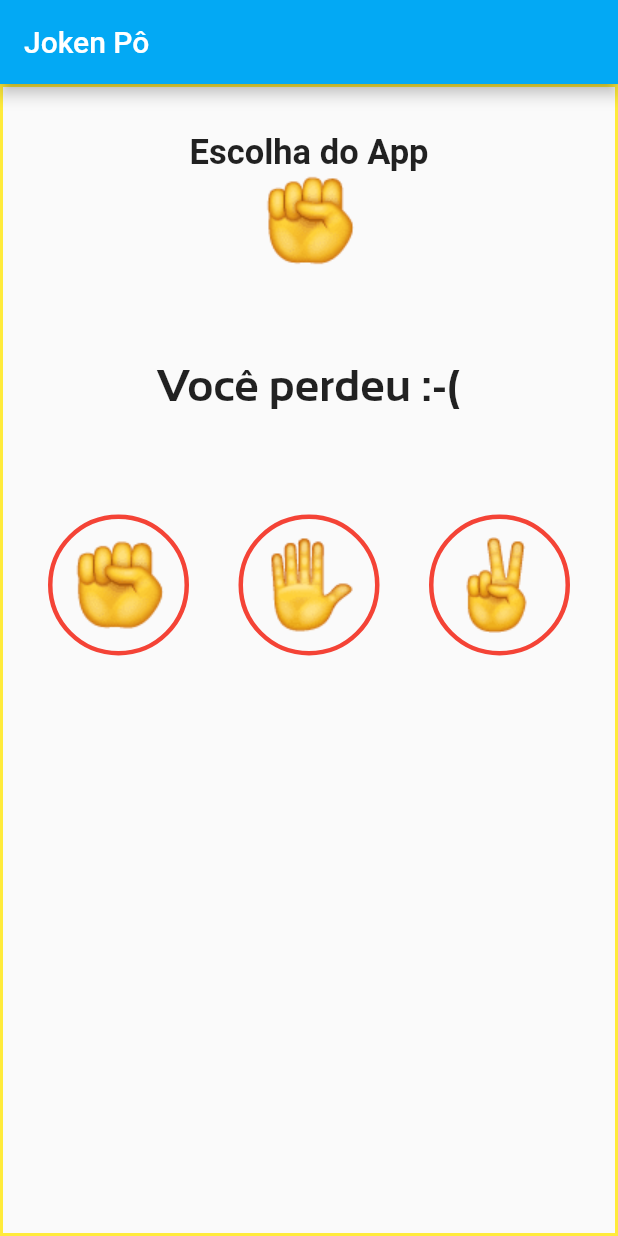
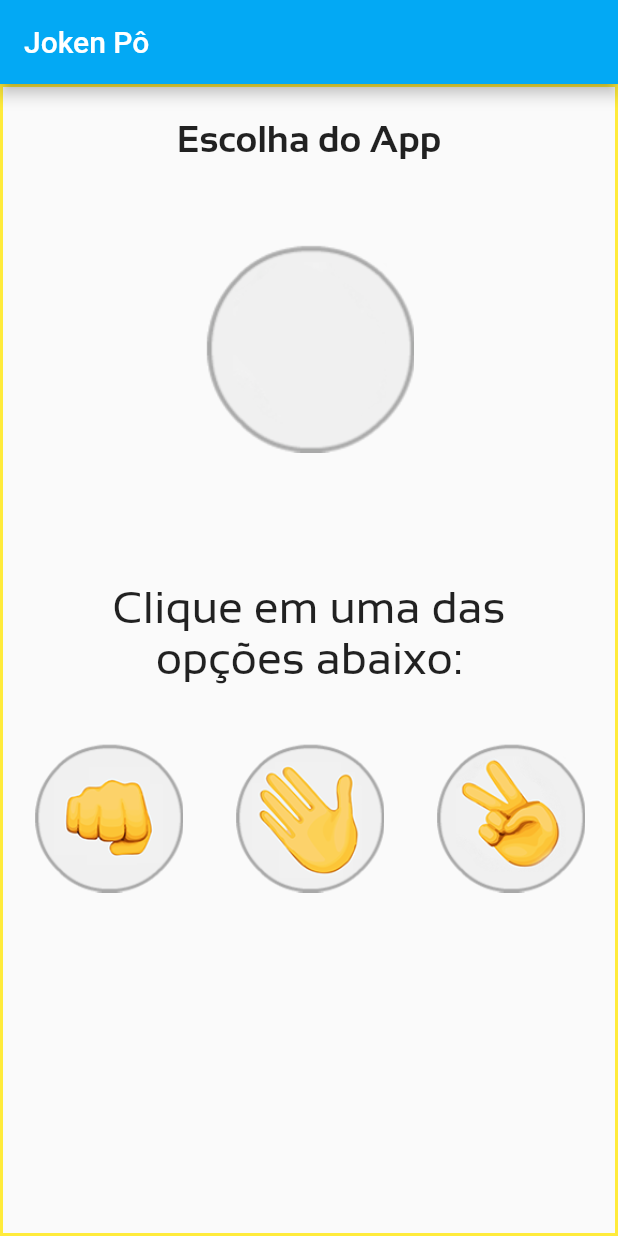
Before and after one commit to tiagoncardoso/jokenpo, a Flutter app: the screen it shows after launch, on a phone screen of 412 x 824 dp. Run offline on Flutter 3.47's test engine with Material 2 defaults, Android fonts, the phone set to English and light mode, and no system bars.

Commit message:
Finalizando lógica

```diff
--- a/lib/Jogo.dart
+++ b/lib/Jogo.dart
@@ -1,13 +1,117 @@
 import 'package:flutter/material.dart';
+import 'dart:math';
 
 class Jogo extends StatefulWidget {
   @override
   _JogoState createState() => _JogoState();
 }
 
+class Bot {
+  var _usrOpt;
+  var _botOpt;
+  var _winner;
+
+  Bot(int option) {
+    this._usrOpt = option;
+    this._botOpt = new Random().nextInt(3);
+    this._winner = this.winner();
+  }
+
+  int winner() {
+    // _player 1 : empate
+    // _player 2: usuário
+    // _player 3: máquina
+    int _player;
+
+    if (this.botOpt == 0) { // Máquina colocou pedra
+      switch(this.usrOpt) {
+        case 0: // Usuário colocou pedra
+          _player = 1; //empate
+          break;
+        case 1: // Usuário colocou papel
+          _player = 2; // usuário ganhou
+          break;
+        case 2: // Usuário colocou tesoura
+          _player = 3; // máquina ganhou
+          break;
+      }
+    } else if (this.botOpt == 1) { // Máquina colocou papel
+      switch(this.usrOpt) {
+        case 0: // Usuário colocou pedra
+          _player = 3; // máquina ganhou
+          break;
+        case 1: // Usuário colocou papel
+          _player = 1; // empate
+          break;
+        case 2: // Usuário colocou tesoura
+          _player = 2; // usuário ganhou
+          break;
+      }
+    } else { // Máquina colocou tesoura
+      switch(this.usrOpt) {
+        case 0: // Usuário colocou pedra
+          _player = 2; // usuário ganhou
+          break;
+        case 1: // Usuário colocou papel
+          _player = 3; // máquina ganhou
+          break;
+        case 2: // Usuário colocou tesoura
+          _player = 1; // empate
+          break;
+      }
+    }
+
+    return _player;
+  }
+
+  String result() {
+    String _res;
+
+    switch(this.win) {
+      case 1:
+        _res = 'Jogo empatou! Tente outra vez!';
+        break;
+      case 2:
+        _res = 'Parabéns! Você venceu!!! :-)';
+        break;
+      case 3:
+        _res = 'Dessa vez não deu! Continue tentando! :-(';
+        break;
+    }
+
+    return _res;
+  }
+
+  int get win {
+    return this._winner;
+  }
+
+  int get botOpt {
+    return this._botOpt;
+  }
+
+  int get usrOpt {
+    return this._usrOpt;
+  }
+
+}
+
 class _JogoState extends State<Jogo> {
+  var _imagensApp;
+  var _idx = 0;
+  var jogar;
+  var _result = 'Clique em uma das opções abaixo:';
+
   @override
   Widget build(BuildContext context) {
+
+    this._imagensApp = [
+      AssetImage('images/padrao.png'),
+      AssetImage('images/pedra.png'),
+      AssetImage('images/papel.png'),
+      AssetImage('images/tesoura.png')
+    ];
+
     return Scaffold(
       appBar: AppBar(
         title: Text(
@@ -26,7 +130,7 @@ class _JogoState extends State<Jogo> {
           )
         ),
         width: double.infinity,
-        padding: EdgeInsets.all(30),
+        padding: EdgeInsets.all(20),
         child: Column(
           mainAxisAlignment: MainAxisAlignment.start,
           crossAxisAlignment: CrossAxisAlignment.center,
@@ -35,22 +139,23 @@ class _JogoState extends State<Jogo> {
              Text(
                   'Escolha do App',
                   style: TextStyle(
-                      fontSize: 23,
-                      fontWeight: FontWeight.bold
+                      fontSize: 25,
+                      fontFamily: 'Sansation',
+                      fontWeight: FontWeight.w700
                   ),
                textAlign: TextAlign.center,
               ),
-             Image.asset(
-                 'images/pedra.png'
+             Image(
+               image: this._imagensApp[this._idx],
+               height: 250,
              ),
              Padding(
-               padding: EdgeInsets.all(60),
+               padding: EdgeInsets.all(30),
                child: Text(
-                 'Você perdeu :-(',
+                 this._result,
                  style: TextStyle(
                    fontSize: 30,
-                   fontFamily: 'Sansation',
-                   fontWeight: FontWeight.w700
+                   fontFamily: 'Sansation'
                  ),
                  textAlign: TextAlign.center,
                ),
@@ -60,38 +165,48 @@ class _JogoState extends State<Jogo> {
                child: Row(
                  mainAxisAlignment: MainAxisAlignment.spaceBetween,
                  children: <Widget>[
-                   OutlineButton(
-                       onPressed: null,
-                       borderSide: BorderSide(
-                         color: Colors.red,
-                         style: BorderStyle.solid,
-                         width: 3
-                       ),
-                       shape: CircleBorder(),
-                       padding: EdgeInsets.all(15),
-                       child: Image.asset('images/pedra.png')
+                   GestureDetector(
+                     onTap: () {
+                       setState(() {
+                         jogar = new Bot(0);
+                         this._idx = jogar.botOpt + 1;
+                         this._result = jogar.result();
+                       });
+
+                     },
+
+                     child: Image.asset(
+                       'images/pedra.png',
+                       height: 100,
+                     ),
                    ),
-                   OutlineButton(
-                       onPressed: null,
-                       borderSide: BorderSide(
-                         style: BorderStyle.solid,
-                           width: 3,
-                           color: Colors.red
-                       ),
-                       shape: CircleBorder(),
-                       padding: EdgeInsets.all(15),
-                       child: Image.asset('images/papel.png')
+                   GestureDetector(
+                     onTap: (){
+                       setState(() {
+                         jogar = new Bot(1);
+                         this._idx = jogar.botOpt + 1;
+                         this._result = jogar.result();
+                       });
+                     },
+
+                     child: Image.asset(
+                       'images/papel.png',
+                       height: 100,
+                     ),
                    ),
-                   OutlineButton(
-                       onPressed: null,
-                       borderSide: BorderSide(
-                         color: Colors.red,
-                         style: BorderStyle.solid,
-                         width: 3
-                       ),
-                       shape: CircleBorder(),
-                       padding: EdgeInsets.all(15),
-                       child: Image.asset('images/tesoura.png')
+                   GestureDetector(
+                     onTap: () {
+                       setState(() {
+                         jogar = new Bot(2);
+                         this._idx = jogar.botOpt + 1;
+                         this._result = jogar.result();
+                       });
+                     },
+
+                     child: Image.asset(
+                       'images/tesoura.png',
+                       height: 100,
+                     ),
                    ),
                  ],
                ),
--- a/pubspec.yaml
+++ b/pubspec.yaml
@@ -45,6 +45,7 @@ flutter:
   #  - images/a_dot_burr.jpeg
   #  - images/a_dot_ham.jpeg
   assets:
+    - images/padrao.png
     - images/pedra.png
     - images/papel.png
     - images/tesoura.png
```
Also changed, not shown: images/padrao.png (added), images/papel.png, images/pedra.png, images/tesoura.png.
